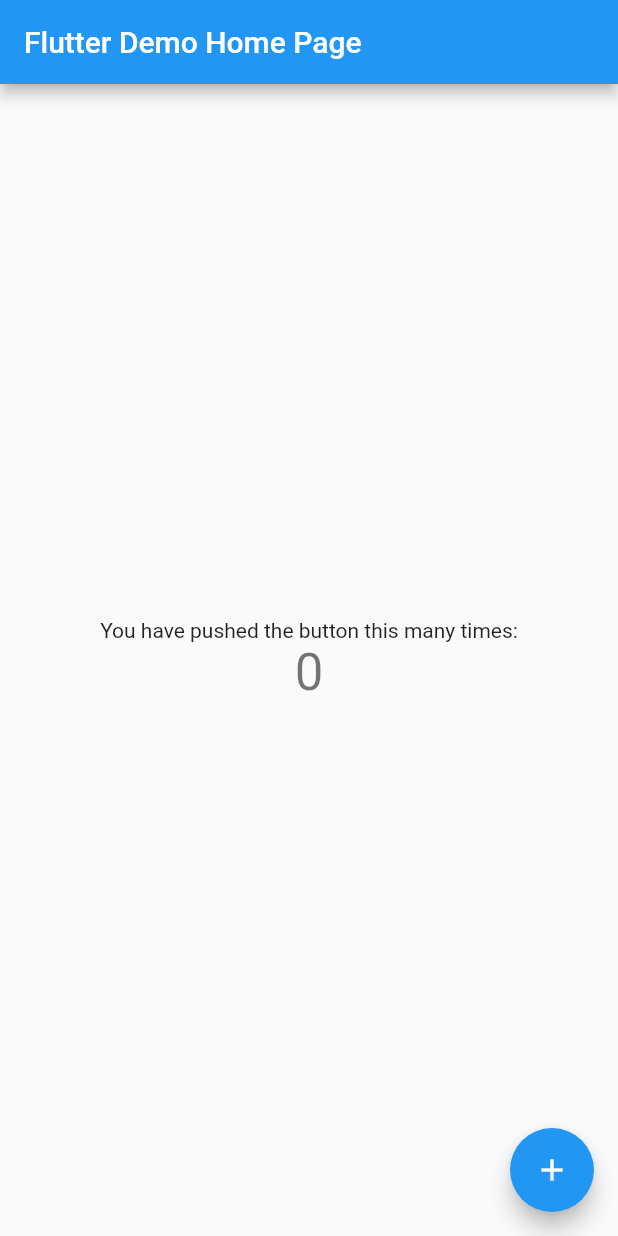
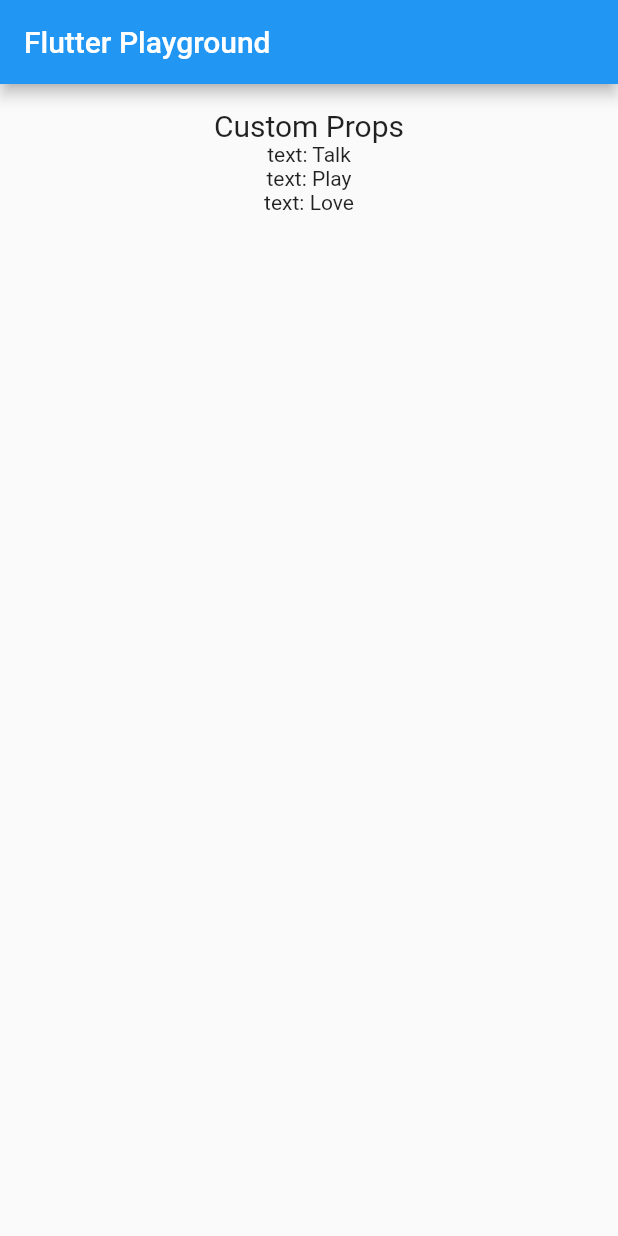
Before and after one commit to qvil/flutter-playground, a Flutter app: the screen it shows after launch, on a phone screen of 412 x 824 dp. Run offline on Flutter 3.47's test engine with Material 2 defaults, Android fonts, the phone set to English and light mode, and no system bars.

Commit message:
Add Custom Props

```diff
--- /dev/null
+++ b/lib/examples/CustomProps/CustomCard.dart
@@ -0,0 +1,12 @@
+import 'package:flutter/material.dart';
+
+class CustomCard extends StatelessWidget {
+  const CustomCard({Key key, String this.text}) : super(key: key);
+
+  final text;
+
+  @override
+  Widget build(BuildContext context) {
+    return Center(child: Text('text: $text'));
+  }
+}
--- /dev/null
+++ b/lib/examples/CustomProps/index.dart
@@ -0,0 +1,22 @@
+import 'package:flutter/material.dart';
+
+import 'CustomCard.dart';
+
+class CustomProps extends StatelessWidget {
+  @override
+  Widget build(BuildContext context) {
+    return Container(
+        padding: EdgeInsets.all(16),
+        child: Column(
+          children: [
+            Text(
+              'Custom Props',
+              style: TextStyle(fontSize: 20),
+            ),
+            CustomCard(text: "Talk"),
+            CustomCard(text: "Play"),
+            CustomCard(text: "Love"),
+          ],
+        ));
+  }
+}
--- a/lib/main.dart
+++ b/lib/main.dart
@@ -1,117 +1,10 @@
 import 'package:flutter/material.dart';
 
+import 'package:flutter_playground/examples/CustomProps/index.dart';
+
 void main() {
-  runApp(MyApp());
+  runApp(MaterialApp(
+      home: Scaffold(
+          appBar: AppBar(title: Text('Flutter Playground')),
+          body: CustomProps())));
 }
-
-class MyApp extends StatelessWidget {
-  // This widget is the root of your application.
-  @override
-  Widget build(BuildContext context) {
-    return MaterialApp(
-      title: 'Flutter Demo',
-      theme: ThemeData(
-        // This is the theme of your application.
-        //
-        // Try running your application with "flutter run". You'll see the
-        // application has a blue toolbar. Then, without quitting the app, try
-        // changing the primarySwatch below to Colors.green and then invoke
-        // "hot reload" (press "r" in the console where you ran "flutter run",
-        // or simply save your changes to "hot reload" in a Flutter IDE).
-        // Notice that the counter didn't reset back to zero; the application
-        // is not restarted.
-        primarySwatch: Colors.blue,
-        // This makes the visual density adapt to the platform that you run
-        // the app on. For desktop platforms, the controls will be smaller and
-        // closer together (more dense) than on mobile platforms.
-        visualDensity: VisualDensity.adaptivePlatformDensity,
-      ),
-      home: MyHomePage(title: 'Flutter Demo Home Page'),
-    );
-  }
-}
-
-class MyHomePage extends StatefulWidget {
-  MyHomePage({Key key, this.title}) : super(key: key);
-
-  // This widget is the home page of your application. It is stateful, meaning
-  // that it has a State object (defined below) that contains fields that affect
-  // how it looks.
-
-  // This class is the configuration for the state. It holds the values (in this
-  // case the title) provided by the parent (in this case the App widget) and
-  // used by the build method of the State. Fields in a Widget subclass are
-  // always marked "final".
-
-  final String title;
-
-  @override
-  _MyHomePageState createState() => _MyHomePageState();
-}
-
-class _MyHomePageState extends State<MyHomePage> {
-  int _counter = 0;
-
-  void _incrementCounter() {
-    setState(() {
-      // This call to setState tells the Flutter framework that something has
-      // changed in this State, which causes it to rerun the build method below
-      // so that the display can reflect the updated values. If we changed
-      // _counter without calling setState(), then the build method would not be
-      // called again, and so nothing would appear to happen.
-      _counter++;
-    });
-  }
-
-  @override
-  Widget build(BuildContext context) {
-    // This method is rerun every time setState is called, for instance as done
-    // by the _incrementCounter method above.
-    //
-    // The Flutter framework has been optimized to make rerunning build methods
-    // fast, so that you can just rebuild anything that needs updating rather
-    // than having to individually change instances of widgets.
-    return Scaffold(
-      appBar: AppBar(
-        // Here we take the value from the MyHomePage object that was created by
-        // the App.build method, and use it to set our appbar title.
-        title: Text(widget.title),
-      ),
-      body: Center(
-        // Center is a layout widget. It takes a single child and positions it
-        // in the middle of the parent.
-        child: Column(
-          // Column is also a layout widget. It takes a list of children and
-          // arranges them vertically. By default, it sizes itself to fit its
-          // children horizontally, and tries to be as tall as its parent.
-          //
-          // Invoke "debug painting" (press "p" in the console, choose the
-          // "Toggle Debug Paint" action from the Flutter Inspector in Android
-          // Studio, or the "Toggle Debug Paint" command in Visual Studio Code)
-          // to see the wireframe for each widget.
-          //
-          // Column has various properties to control how it sizes itself and
-          // how it positions its children. Here we use mainAxisAlignment to
-          // center the children vertically; the main axis here is the vertical
-          // axis because Columns are vertical (the cross axis would be
-          // horizontal).
-          mainAxisAlignment: MainAxisAlignment.center,
-          children: <Widget>[
-            Text(
-              'You have pushed the button this many times:',
-            ),
-            Text(
-              '$_counter',
-              style: Theme.of(context).textTheme.headline4,
-            ),
-          ],
-        ),
-      ),
-      floatingActionButton: FloatingActionButton(
-        onPressed: _incrementCounter,
-        tooltip: 'Increment',
-        child: Icon(Icons.add),
-      ), // This trailing comma makes auto-formatting nicer for build methods.
-    );
-  }
-}
```
